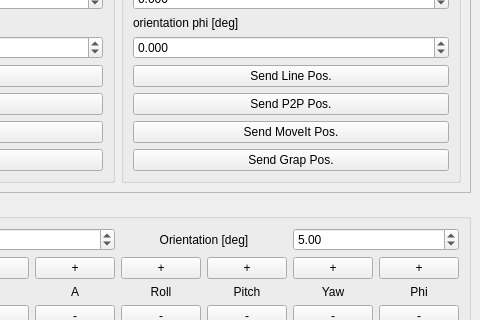
Qt form ROBOTIS/ROBOTIS-MANIPULATOR-H/manipulator_h_gui/ui/main_window.ui (errrr0501/wrs2020) before a commit; both pictures show x 620 to 1100 and y 441 to 761 of the 1100 by 859 pixel window.
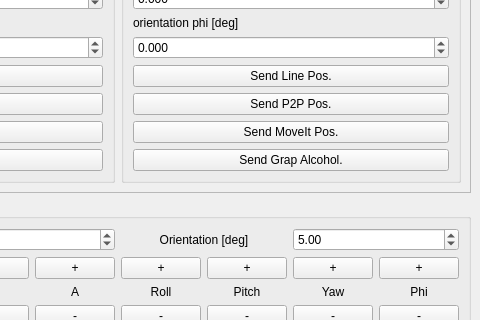
The same form after that commit. Icons and pictures are not drawn.

The edit to the form file:
```diff
--- a/ROBOTIS/ROBOTIS-MANIPULATOR-H/manipulator_h_gui/ui/main_window.ui
+++ b/ROBOTIS/ROBOTIS-MANIPULATOR-H/manipulator_h_gui/ui/main_window.ui
@@ -363,7 +363,7 @@
           <item>
            <widget class="QPushButton" name="des_Grap_button">
             <property name="text">
-              <string>Send Grap Pos.</string>
+              <string>Send Grap Alcohol.</string>
              </property>
             </widget>
            </item>
```
Left out of the diff: 2 changed lines with no effect on the pictures.
